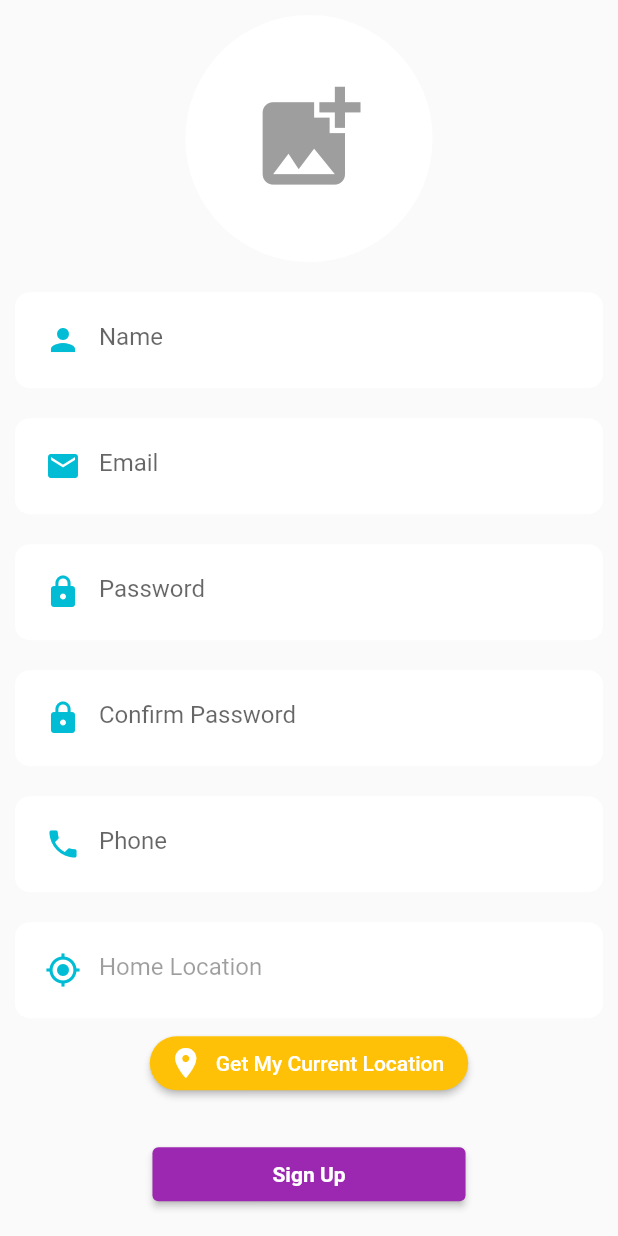
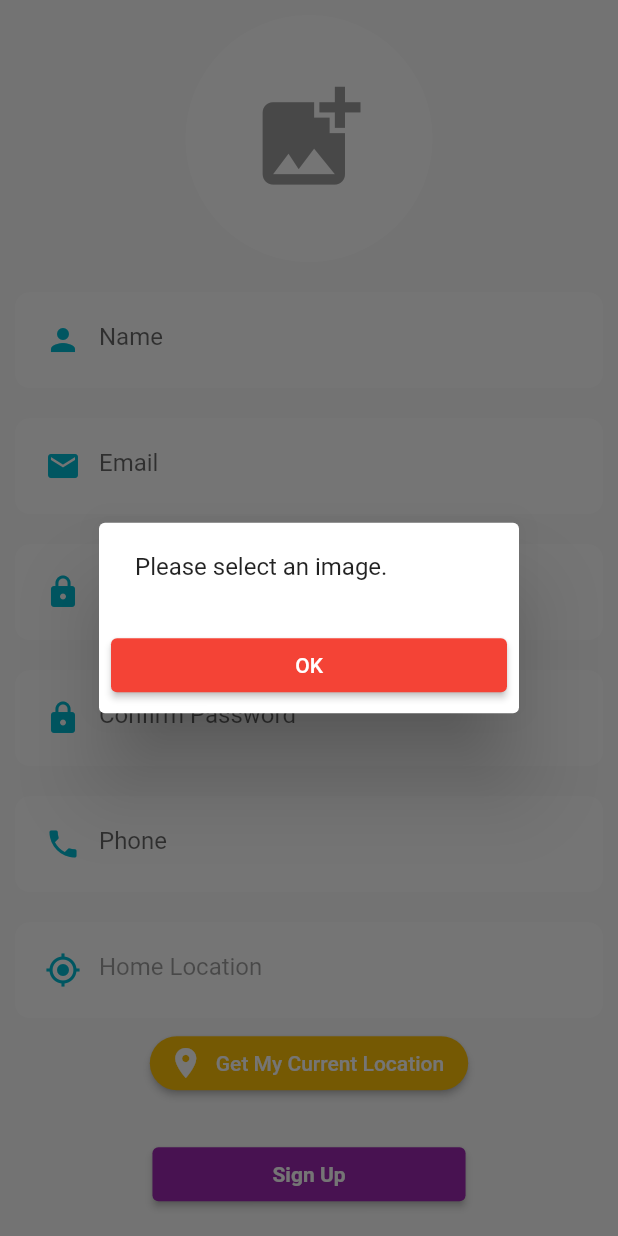
Before and after one commit to name-iffat/tuition_app, a Flutter app: the RegisterScreen widget shown alone on an empty page, opened directly, after a tap on "Sign Up", on a phone screen of 412 x 824 dp. Run offline on Flutter 3.47's test engine with Material 2 defaults, Android fonts, the phone set to English and light mode, and no system bars; our stand-ins replace firebase_core, geocoding, geolocator, image_picker; accounts and stored records are empty.

Commit message:
loading+error+form valid

```diff
--- a/lib/authentication/register.dart
+++ b/lib/authentication/register.dart
@@ -5,6 +5,7 @@ import 'package:geocoding/geocoding.dart';
 import 'package:geolocator/geolocator.dart';
 import 'package:image_picker/image_picker.dart';
 import 'package:tuition_app/widgets/custom_text_field.dart';
+import 'package:tuition_app/widgets/error_dialog.dart';
 
 class RegisterScreen extends StatefulWidget {
   const RegisterScreen({super.key});
@@ -55,6 +56,52 @@ class _RegisterScreenState extends State<RegisterScreen> {
 
     locationController.text = completeAddress;
     print(locationController);
+  }
+
+  Future<void> formValidation() async {
+    if(imageXFile == null){
+      showDialog(
+        context: context,
+        builder: (c){
+          return ErrorDialog(
+            message: "Please select an image.",
+          );
+        }
+      );
+    }
+    else{
+      if(passwordController.text == confirmPasswordController.text)
+        {
+          //start uploading
+
+          if(confirmPasswordController.text.isNotEmpty && emailController.text.isNotEmpty && nameController.text.isNotEmpty && phoneController.text.isNotEmpty && locationController.text.isNotEmpty)
+          {
+            //start uploading image
+          }
+          else
+            {
+              showDialog(
+                  context: context,
+                  builder: (c){
+                    return ErrorDialog(
+                      message: "Please complete the required info for registration.",
+                    );
+                  }
+              );
+            }
+        }
+      else
+        {
+          showDialog(
+              context: context,
+              builder: (c){
+                return ErrorDialog(
+                  message: "Password do not match.",
+                );
+              }
+          );
+        }
+    }
   }
 
   @override
@@ -164,7 +211,9 @@ class _RegisterScreenState extends State<RegisterScreen> {
                 primary: Colors.purple,
                 padding: EdgeInsets.symmetric(horizontal: 80, vertical: 10),
               ),
-              onPressed: ()=> print("clicked"),
+              onPressed: (){
+                formValidation();
+              },
             ),
             const SizedBox(height: 30,),
           ],
--- a/lib/main.dart
+++ b/lib/main.dart
@@ -1,8 +1,12 @@
+import 'package:firebase_core/firebase_core.dart';
 import 'package:flutter/material.dart';
 import 'package:tuition_app/splashScreen/splash_screen.dart';
 
 Future<void> main() async{
   WidgetsFlutterBinding.ensureInitialized();
+
+  await Firebase.initializeApp();
+
   runApp(const MyApp());
 }
 
--- /dev/null
+++ b/lib/widgets/error_dialog.dart
@@ -0,0 +1,28 @@
+import 'package:flutter/material.dart';
+
+class ErrorDialog extends StatelessWidget {
+  final String? message;
+  ErrorDialog({this.message});
+
+  @override
+  Widget build(BuildContext context) {
+    return AlertDialog(
+      key: key,
+      content: Text(message!) ,
+      actions: [
+        ElevatedButton(
+          child: const Center(
+            child: Text("OK"),
+          ),
+          style: ElevatedButton.styleFrom(
+            primary: Colors.red,
+          ),
+          onPressed: (){
+            Navigator.pop(context);
+          },
+        ),
+
+      ],
+    );
+  }
+}
```
Also changed, not shown: lib/widgets/loading_dialog.dart (added, +24 -0 lines), lib/widgets/progress_bar.dart (added, +13 -0 lines), pubspec.yaml (+7 -2 lines), pubspec.lock, 3 other files.
